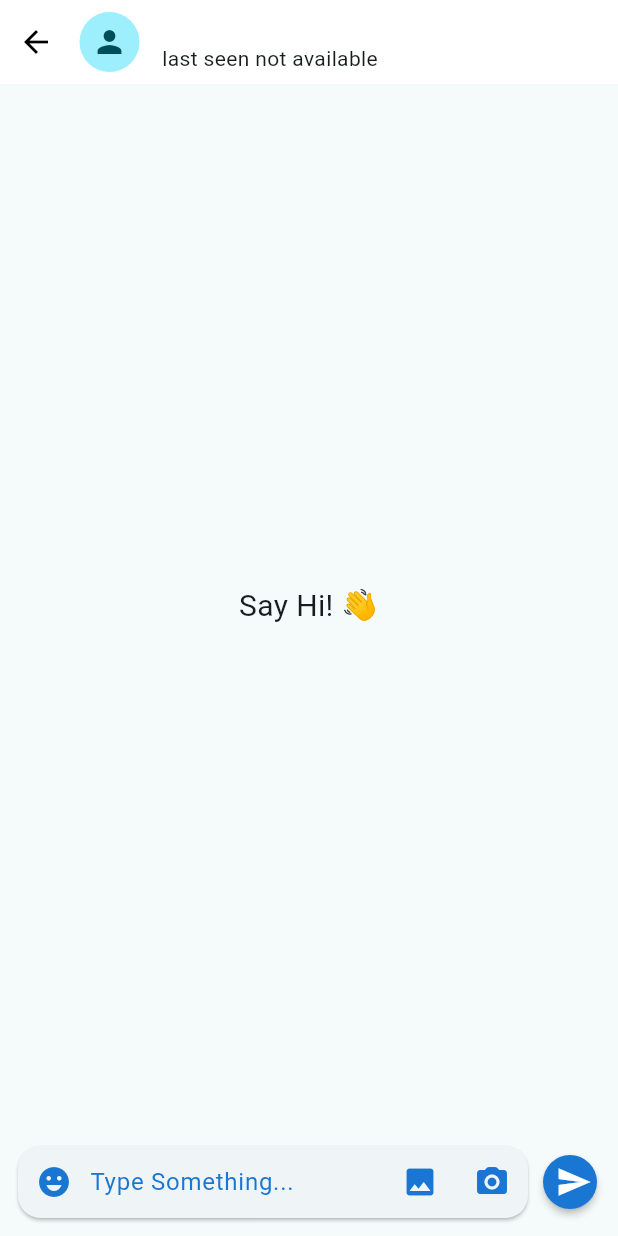
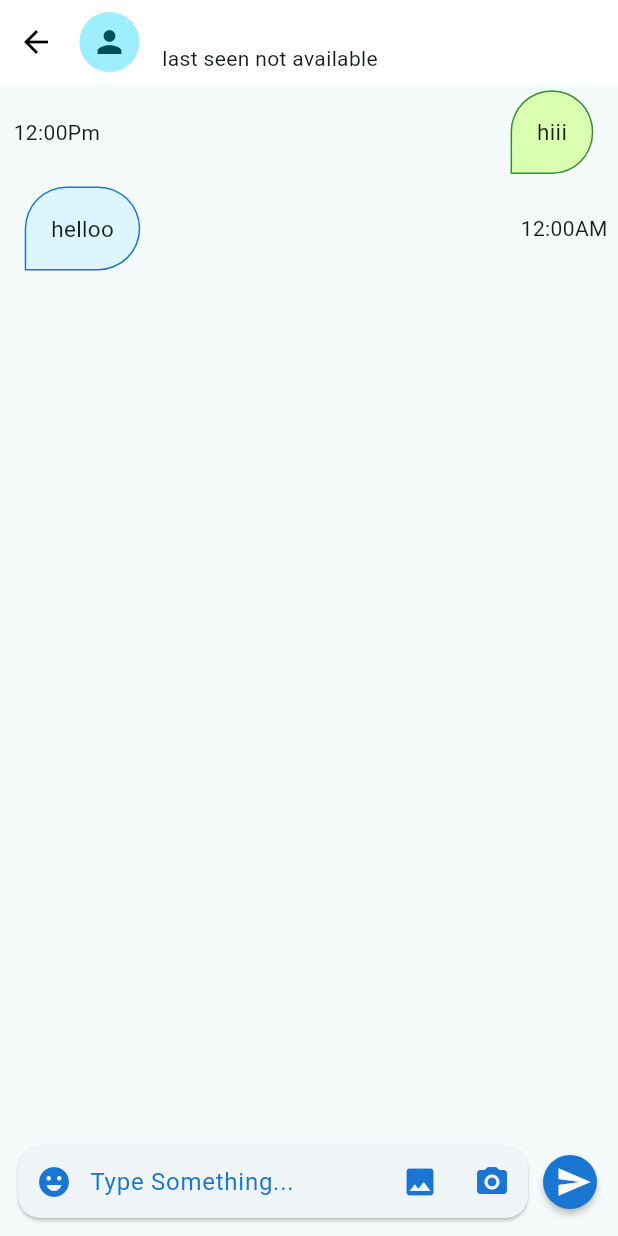
Before and after one commit to puskottampandey/Chat-App, a Flutter app: the ChatScreen screen opened directly with empty values, on a phone screen of 412 x 824 dp. Run offline on Flutter 3.47's test engine with Material 2 defaults, Android fonts, the phone set to English and light mode, and no system bars; drawn by our look-alikes of cached_network_image; our stand-ins replace cloud_firestore, connectivity, firebase_auth, firebase_core, firebase_storage, google_sign_in and 1 more; accounts and stored records are empty; network calls fail.

Commit message:
sent message UI

```diff
--- a/lib/api/api.dart
+++ b/lib/api/api.dart
@@ -92,5 +92,11 @@ class APIs {
     });
   }
 
-  // for downloading the profile picture
+// getting all messages of a specfic conversion from firesotore database
+  static Stream<QuerySnapshot<Map<String, dynamic>>> getAllMessages() {
+    return firestore
+        .collection('messages')
+        .where('id', isNotEqualTo: user.uid)
+        .snapshots();
+  }
 }
--- /dev/null
+++ b/lib/models/messages.dart
@@ -0,0 +1,32 @@
+class Messages {
+  String? fromId;
+  String? msg;
+  String? read;
+  String? sent;
+  String? told;
+  Type? type;
+
+  Messages({this.fromId, this.msg, this.read, this.sent, this.told, this.type});
+
+  Messages.fromJson(Map<String, dynamic> json) {
+    fromId = json['fromId'];
+    msg = json['msg'];
+    read = json['read'];
+    sent = json['sent'];
+    told = json['told'];
+    type = json['type'] == Type.image.name ? Type.image : Type.text;
+  }
+
+  Map<String, dynamic> toJson() {
+    final Map<String, dynamic> data = new Map<String, dynamic>();
+    data['fromId'] = this.fromId;
+    data['msg'] = this.msg;
+    data['read'] = this.read;
+    data['sent'] = this.sent;
+    data['told'] = this.told;
+    data['type'] = this.type?.name;
+    return data;
+  }
+}
+
+enum Type { text, image }
--- a/lib/screens/chat_screen.dart
+++ b/lib/screens/chat_screen.dart
@@ -1,6 +1,10 @@
 import 'package:cached_network_image/cached_network_image.dart';
 import 'package:chatapp/models/chat_user.dart';
+import 'package:chatapp/widgets/message_card.dart';
 import 'package:flutter/material.dart';
+
+import '../api/api.dart';
+import '../models/messages.dart';
 
 class ChatScreen extends StatefulWidget {
   final ChatUser user;
@@ -11,6 +15,7 @@ class ChatScreen extends StatefulWidget {
 }
 
 class _ChatScreenState extends State<ChatScreen> {
+  List<Messages> _list = [];
   // custom appbar
   Widget _appbar() {
     return SafeArea(
@@ -136,22 +141,40 @@ class _ChatScreenState extends State<ChatScreen> {
         children: [
           Expanded(
             child: StreamBuilder(
-              // stream: APIs.getAllUser(),
+              stream: APIs.getAllMessages(),
               builder: ((context, snapshot) {
-                //  final data = snapshot.data?.docs;
-                //  list =
-                //    data?.map((e) => ChatUser.fromJson(e.data())).toList() ??
-                //       [];
-                // } else
+                final data = snapshot.data?.docs;
+                // list =
+                //  data?.map((e) => ChatUser.fromJson(e.data())).toList() ??
+                //   [];
+                //  } else
                 Center(child: CircularProgressIndicator());
-                final _list = [];
+                _list.clear();
+                _list.add(
+                  Messages(
+                      told: 'xyz',
+                      msg: 'hiii',
+                      read: "",
+                      type: Type.text,
+                      fromId: APIs.user.uid,
+                      sent: "12:00Pm"),
+                );
+                _list.add(
+                  Messages(
+                      told: APIs.user.uid,
+                      msg: 'helloo',
+                      read: "",
+                      type: Type.text,
+                      fromId: "xyz",
+                      sent: "12:00AM"),
+                );
 
                 if (_list.isNotEmpty) {
                   return ListView.builder(
                       physics: BouncingScrollPhysics(),
                       itemCount: _list.length,
                       itemBuilder: (context, index) {
-                        return Text(" ${_list[index]}");
+                        return MessageCard(messages: _list[index]);
 
                         // ChatUserCard(
                         //    user: isSearching ? _searchlist[index] : list[index],
--- a/lib/widgets/message_card.dart
+++ b/lib/widgets/message_card.dart
@@ -1,7 +1,11 @@
+import 'package:chatapp/api/api.dart';
 import 'package:flutter/material.dart';
 
+import '../models/messages.dart';
+
 class MessageCard extends StatefulWidget {
-  const MessageCard({super.key});
+  const MessageCard({super.key, required this.messages});
+  final Messages messages;
 
   @override
   State<MessageCard> createState() => _MessageCardState();
@@ -10,6 +14,80 @@ class MessageCard extends StatefulWidget {
 class _MessageCardState extends State<MessageCard> {
   @override
   Widget build(BuildContext context) {
-    return Card();
+    return APIs.user.uid == widget.messages.fromId
+        ? greenMessages()
+        : blueMessages();
+  }
+
+  // sender or another user messages
+  Widget blueMessages() {
+    return Row(
+      mainAxisAlignment: MainAxisAlignment.spaceBetween,
+      children: [
+        //message content
+        Flexible(
+          child: Container(
+            margin: EdgeInsets.symmetric(
+                horizontal: MediaQuery.sizeOf(context).width * .04,
+                vertical: MediaQuery.sizeOf(context).width * 0.01),
+            padding: EdgeInsets.all(MediaQuery.sizeOf(context).width * .04),
+            decoration: BoxDecoration(
+              color: Color.fromARGB(255, 221, 245, 255),
+              border: Border.all(color: Colors.blue.shade700),
+              // making borders curved
+              borderRadius: BorderRadius.only(
+                  topLeft: Radius.circular(30),
+                  topRight: Radius.circular(30),
+                  bottomRight: Radius.circular(30)),
+            ),
+            child: Text(
+              widget.messages.msg!,
+              style: TextStyle(fontSize: 15, color: Colors.black87),
+            ),
+          ),
+        ),
+        Padding(
+          padding: const EdgeInsets.only(right: 7),
+          child: Text(
+            widget.messages.sent!,
+          ),
+        ),
+      ],
+    );
+  }
+
+  //our messaages
+  Widget greenMessages() {
+    return Row(mainAxisAlignment: MainAxisAlignment.spaceBetween, children: [
+      //message content
+
+      Padding(
+        padding: const EdgeInsets.only(left: 9),
+        child: Text(
+          widget.messages.sent!,
+        ),
+      ),
+      Flexible(
+        child: Container(
+          margin: EdgeInsets.symmetric(
+              horizontal: MediaQuery.sizeOf(context).width * .04,
+              vertical: MediaQuery.sizeOf(context).width * 0.01),
+          padding: EdgeInsets.all(MediaQuery.sizeOf(context).width * .04),
+          decoration: BoxDecoration(
+            color: Color.fromARGB(255, 218, 255, 176),
+            border: Border.all(color: Colors.green.shade700),
+            // making borders curved
+            borderRadius: BorderRadius.only(
+                topLeft: Radius.circular(30),
+                topRight: Radius.circular(30),
+                bottomRight: Radius.circular(30)),
+          ),
+          child: Text(
+            widget.messages.msg!,
+            style: TextStyle(fontSize: 15, color: Colors.black87),
+          ),
+        ),
+      ),
+    ]);
   }
 }
```
